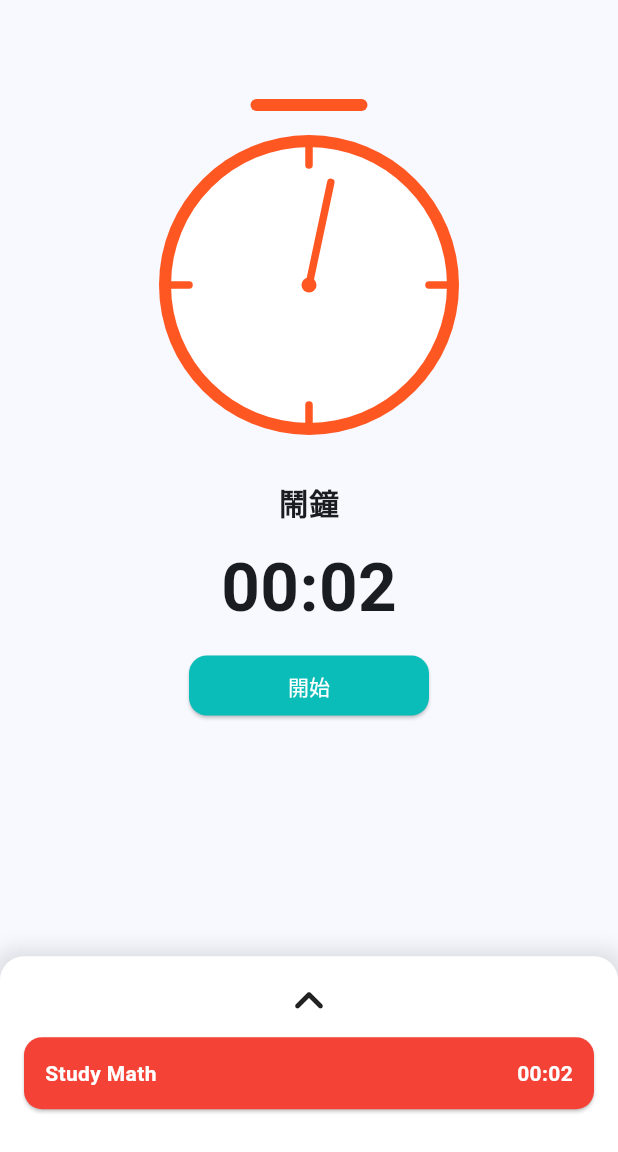
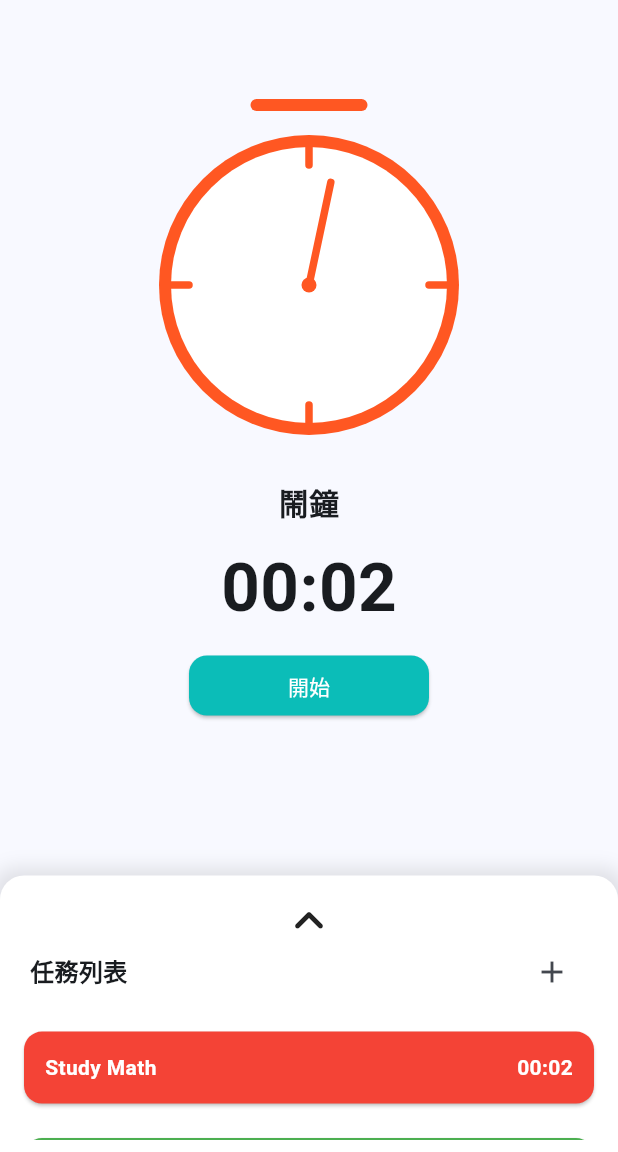
Before and after one commit to chengpuliang/tomato_bo, a Flutter app: the screen it shows after launch, on a phone screen of 412 x 824 dp, the part 84-1236 px from its top. Run offline on Flutter 3.47's test engine with Material 3 defaults, Android fonts, the phone set to English and light mode, and no system bars.

Commit message:
12/5 12:08AM

```diff
--- a/lib/main.dart
+++ b/lib/main.dart
@@ -3,7 +3,7 @@ import 'dart:async';
 import 'package:flutter/material.dart';
 import 'package:flutter/services.dart';
 
-enum TimerState { start, pause, stop }
+enum TimerState { running, paused, stop }
 
 enum TaskType { work, rest }
 
@@ -54,7 +54,8 @@ class MyHomePage extends StatefulWidget {
 }
 
 class _MyHomePageState extends State<MyHomePage> {
-  int timerState = 0;
+  TimerState _timerState = TimerState.stop;
+  Timer? _timer;
   List<Task> tasks = [
     Task(
         name: "Study Math",
@@ -78,23 +79,40 @@ class _MyHomePageState extends State<MyHomePage> {
         taskColor: TaskColor.blue),
   ];
   int t = 0;
-  void startTimer() {
-    Timer.periodic(const Duration(seconds: 1), (timer) {
-      if (timerState == 0) {
+  String _formatTime(int totalSeconds) {
+    final minutes = totalSeconds ~/ 60;
+    final seconds = totalSeconds % 60;
+    return '${minutes.toString().padLeft(2, '0')}:${seconds.toString().padLeft(2, '0')}';
+  }
+
+  void _startTimer() {
+    if (_timerState == TimerState.running) return;
+    setState(() {
+      _timerState = TimerState.running;
+    });
+    _timer = Timer.periodic(const Duration(seconds: 1), (timer) {
+      if (_timerState != TimerState.running) {
         timer.cancel();
-      } else {
+        return;
+      }
       setState(() {
         t--;
       });
-        if (t == 0) {
+      if (t <= 0) {
         HapticFeedback.vibrate();
         tasks.removeAt(0);
         setState(() {
           t = (tasks.isNotEmpty) ? tasks[0].duration : 0;
-            timerState = (timerState == 0) ? 1 : 0;
+          _timerState = TimerState.stop;
         });
       }
+    });
   }
+
+  void _pauseTimer() {
+    _timer?.cancel();
+    setState(() {
+      _timerState = TimerState.paused;
     });
   }
 
@@ -104,6 +122,12 @@ class _MyHomePageState extends State<MyHomePage> {
     if (tasks.isNotEmpty) {
       t = tasks[0].duration;
     }
+  }
+
+  @override
+  void dispose() {
+    _timer?.cancel();
+    super.dispose();
   }
 
   @override
@@ -141,7 +165,7 @@ class _MyHomePageState extends State<MyHomePage> {
                 height: 10,
               ),
               Text(
-                "${(t ~/ 60 > 9) ? "" : "0"}${t ~/ 60}:${(t % 60 > 9) ? "" : "0"}${t % 60}",
+                _formatTime(t),
                 style: const TextStyle(
                     fontSize: 45.0, fontWeight: FontWeight.bold),
               ),
@@ -149,16 +173,17 @@ class _MyHomePageState extends State<MyHomePage> {
                 height: 10,
               ),
               ElevatedButton.icon(
-                label: Text((timerState == 0) ? "開始" : "暫停"),
+                label: Text((_timerState != TimerState.running) ? "開始" : "暫停"),
                 onPressed: () {
-                  setState(() {
-                    timerState = (timerState == 0) ? 1 : 0;
-                  });
-                  startTimer();
+                  if (_timerState == TimerState.running) {
+                    _pauseTimer();
+                  } else {
+                    _startTimer();
+                  }
                 },
                 style: ElevatedButton.styleFrom(
                   fixedSize: const Size(160, 40),
-                  backgroundColor: (timerState == 0)
+                  backgroundColor: (TimerState.running != _timerState)
                       ? const Color.fromRGBO(11, 189, 184, 1.0)
                       : const Color.fromRGBO(245, 208, 118, 1.0),
                   foregroundColor: Colors.white,
@@ -171,15 +196,17 @@ class _MyHomePageState extends State<MyHomePage> {
           ),
         ),
         DraggableScrollableSheet(
-          initialChildSize: 0.17,
-          minChildSize: 0.17,
+          initialChildSize: 0.24,
+          minChildSize: 0.24,
           maxChildSize: 0.95,
           snap: true,
+          expand: true,
           builder: (BuildContext context, ScrollController scrollController) {
             return Stack(
               children: [
                 Container(
-                  padding: const EdgeInsets.fromLTRB(12, 50, 12, 8),
+                  padding: const EdgeInsets.fromLTRB(12, 100, 12, 8),
+                  height: double.infinity,
                   decoration: BoxDecoration(
                     borderRadius: const BorderRadius.only(
                       topLeft: Radius.circular(16),
@@ -225,8 +252,7 @@ class _MyHomePageState extends State<MyHomePage> {
                                                   fontSize: 14,
                                                   fontWeight: FontWeight.bold)),
                                           const Spacer(),
-                                          Text(
-                                              "${(task.duration ~/ 60 > 9) ? "" : "0"}${task.duration ~/ 60}:${(task.duration % 60 > 9) ? "" : "0"}${task.duration % 60}",
+                                          Text(_formatTime(t),
                                               style: const TextStyle(
                                                   color: Colors.white,
                                                   fontSize: 14,
@@ -255,6 +281,20 @@ class _MyHomePageState extends State<MyHomePage> {
                     ),
                   ),
                 ),
+                Padding(
+                  padding: const EdgeInsets.only(top: 40.0, left: 20.0, right: 20.0),
+                  child: Row(
+                    children: [
+                      const Text(
+                        "任務列表",
+                        style: TextStyle(
+                            fontSize: 16.0, fontWeight: FontWeight.bold),
+                      ),
+                      const Spacer(),
+                      IconButton(onPressed: () {}, icon: const Icon(Icons.add))
+                    ],
+                  ),
+                )
               ],
             );
           },
```
Lines whose indentation alone changed are shown as unchanged.
